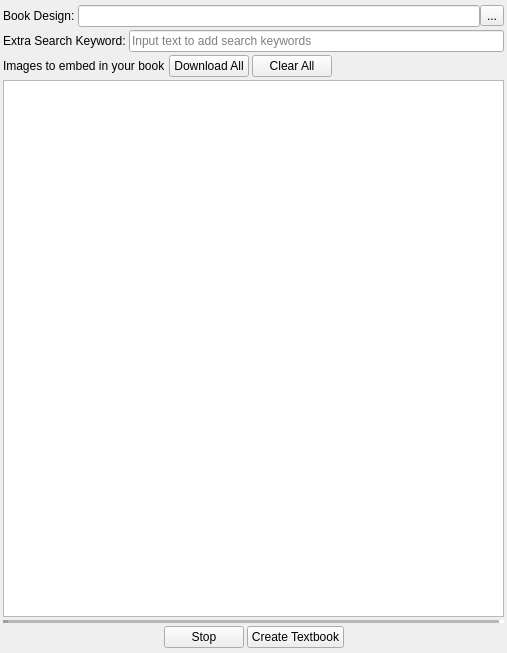
kokimame/joytan, file design/textdialog.ui: the form before one commit.
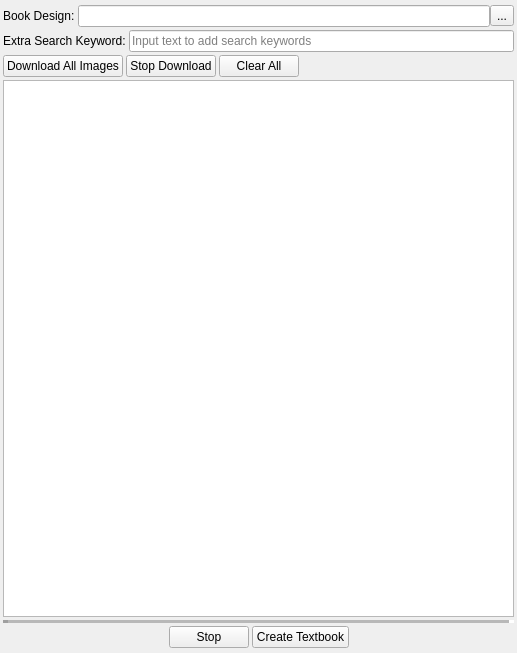
The form after the commit.

Commit message: Added button to interrupt auto-downloads

```diff
--- a/design/textdialog.ui
+++ b/design/textdialog.ui
@@ -6,7 +6,7 @@
    <rect>
     <x>0</x>
     <y>0</y>
-    <width>507</width>
+    <width>517</width>
     <height>653</height>
    </rect>
   </property>
@@ -87,16 +87,22 @@
    <item>
     <layout class="QHBoxLayout" name="horizontalLayout_5">
      <item>
-      <widget class="QLabel" name="label">
+      <widget class="QPushButton" name="dlAllBtn">
        <property name="text">
-        <string>Images to embed in your book</string>
+        <string>Download All Images</string>
        </property>
+       <property name="autoDefault">
+        <bool>false</bool>
+       </property>
       </widget>
      </item>
      <item>
-      <widget class="QPushButton" name="dlall">
+      <widget class="QPushButton" name="stopBtn">
+       <property name="enabled">
+        <bool>true</bool>
+       </property>
        <property name="text">
-        <string>Download All</string>
+        <string>Stop Download</string>
        </property>
        <property name="autoDefault">
         <bool>false</bool>
```
Left out of the diff: 2 changed lines with no effect on the pictures. The commit also changes 3 other files.
